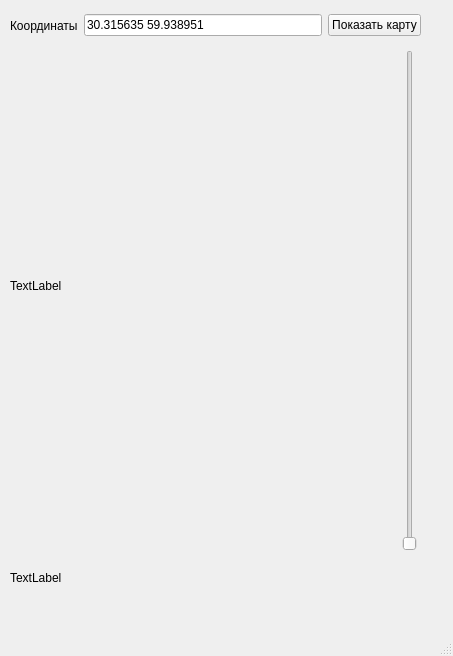
This is interface.ui in kerrigan-nataly/map_3 as Qt 5 draws it before an edit. The edited form follows.
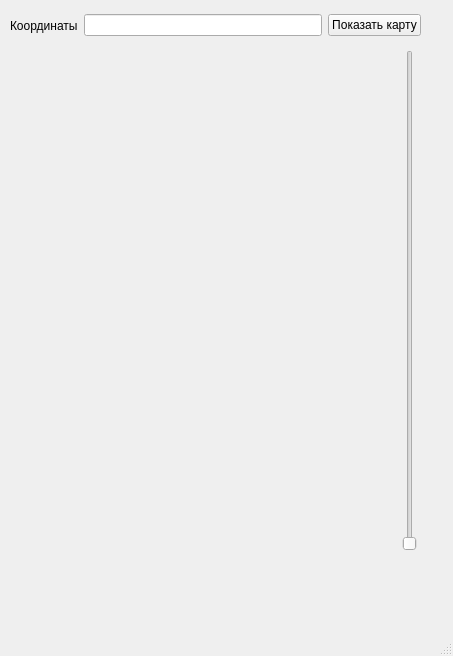
This is the edited form.

Commit message: Решение задачи

What changed in the file:
```diff
--- a/interface.ui
+++ b/interface.ui
@@ -34,7 +34,7 @@
      <item>
       <widget class="QLineEdit" name="coordinates">
        <property name="text">
-        <string>30.315635 59.938951</string>
+        <string/>
        </property>
       </widget>
      </item>
@@ -57,7 +57,7 @@
      </rect>
     </property>
     <property name="text">
-     <string>TextLabel</string>
+     <string/>
     </property>
    </widget>
    <widget class="QSlider" name="verticalSlider">
@@ -83,7 +83,7 @@
      </rect>
     </property>
     <property name="text">
-     <string>TextLabel</string>
+     <string/>
     </property>
    </widget>
   </widget>
```
The commit also changes 2 other files.
